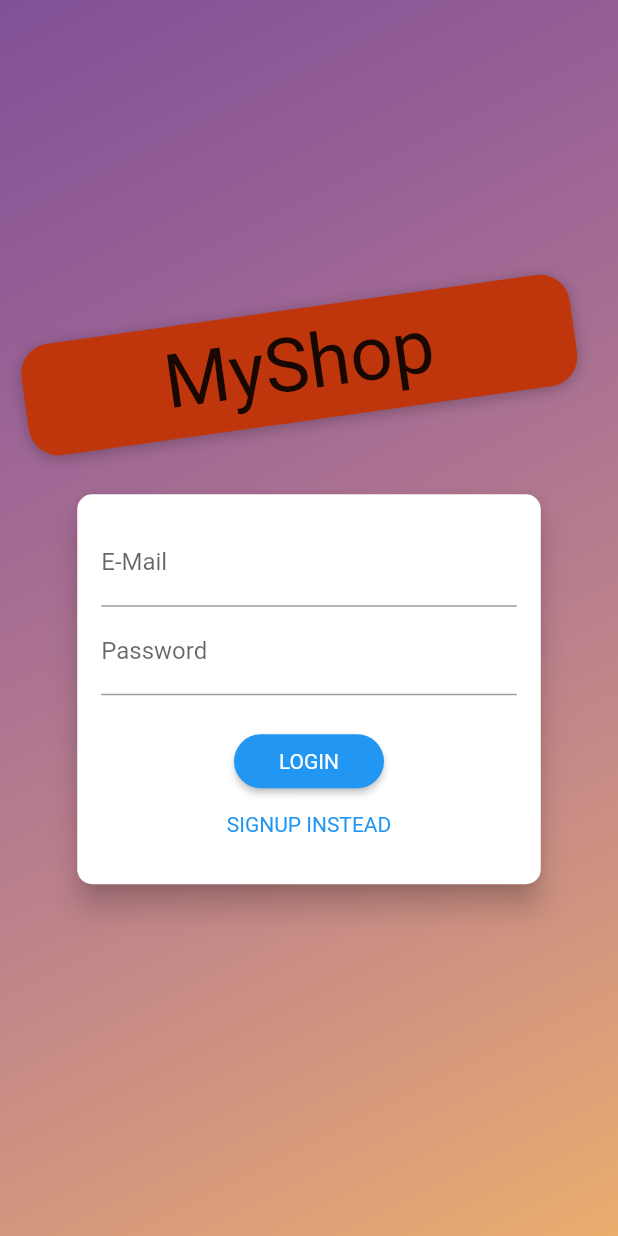
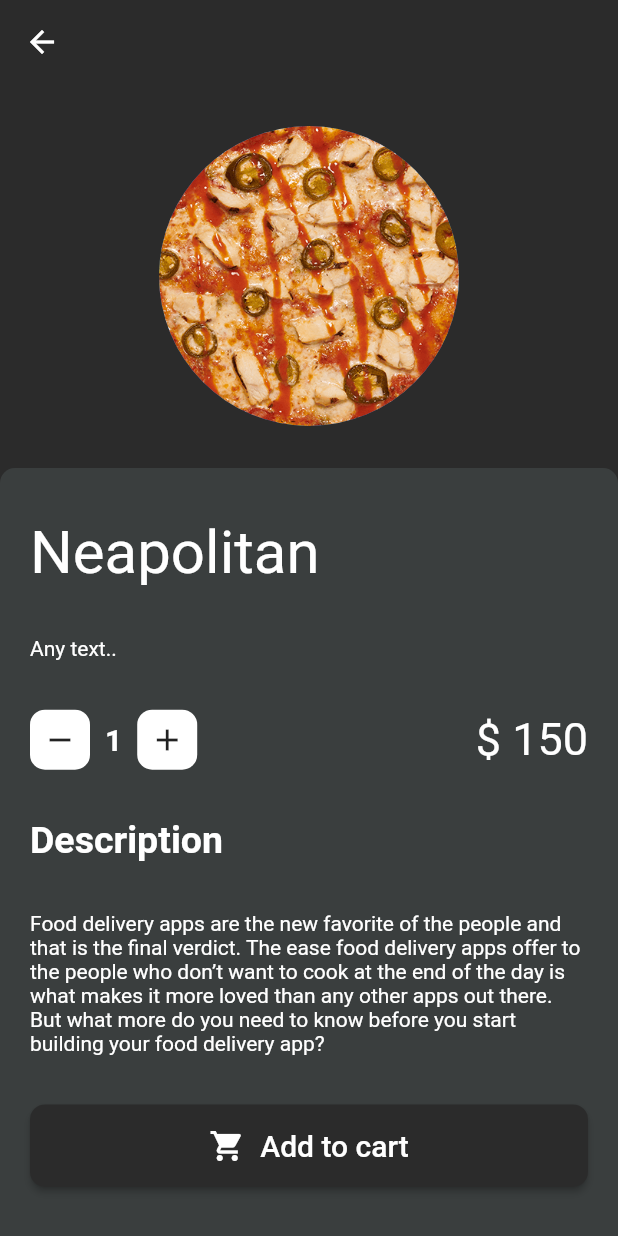
Before and after one commit to TruongPhatTrienB1910009/B1910009_B1909987_flutterProject, a Flutter app: the screen it shows after launch, on a phone screen of 412 x 824 dp. Run offline on Flutter 3.47's test engine with Material 2 defaults, Android fonts, the light colour scheme and no system bars; our stand-ins replace cloud_firestore, firebase_auth, firebase_core, flutter_dotenv, shared_preferences; accounts and stored records are empty; Roboto replaces fonts that are missing (Anton).

Commit message:
Done DetailPage

```diff
--- a/lib/main.dart
+++ b/lib/main.dart
@@ -5,6 +5,7 @@ import 'package:firebase_core/firebase_core.dart';
 import 'package:flutter/material.dart';
 import 'package:flutter_dotenv/flutter_dotenv.dart';
 import 'package:orderfood/provider/my_provider.dart';
+import 'package:orderfood/screen/detail_page.dart';
 import 'package:orderfood/screen/home_page.dart';
 import 'package:provider/provider.dart';
 
@@ -38,17 +39,17 @@ class MyApp extends StatelessWidget {
                 appBarTheme: AppBarTheme(
                   color: Color(0xff2b2b2b),
                 )),
-            // home: LoginPage(),
-            home: authManager.isAuth
-                ? HomePage()
-                : FutureBuilder(
-                    future: authManager.tryAutoLogin(),
-                    builder: (ctx, snapshot) {
-                      return snapshot.connectionState == ConnectionState.waiting
-                          ? const SplashScreen()
-                          : const AuthScreen();
-                    },
-                  ),
+            home: DetailPage(),
+            // home: authManager.isAuth
+            //     ? HomePage()
+            //     : FutureBuilder(
+            //         future: authManager.tryAutoLogin(),
+            //         builder: (ctx, snapshot) {
+            //           return snapshot.connectionState == ConnectionState.waiting
+            //               ? const SplashScreen()
+            //               : const AuthScreen();
+            //         },
+            //       ),
           );
         },
       ),
--- /dev/null
+++ b/lib/screen/detail_page.dart
@@ -0,0 +1,150 @@
+// ignore_for_file: prefer_const_constructors, prefer_const_literals_to_create_immutables
+
+import 'package:flutter/material.dart';
+
+class DetailPage extends StatelessWidget {
+  @override
+  Widget build(BuildContext context) {
+    return Scaffold(
+      appBar: AppBar(
+        elevation: 0.0,
+        leading: IconButton(
+          icon: Icon(
+            Icons.arrow_back,
+            color: Colors.white,
+          ),
+          onPressed: () {},
+        ),
+      ),
+      body: Column(
+        children: [
+          Expanded(
+            child: CircleAvatar(
+              radius: 100,
+              backgroundImage: AssetImage('images/1.png'),
+            ),
+          ),
+          Expanded(
+            flex: 2,
+            child: Container(
+              padding: EdgeInsets.symmetric(horizontal: 20),
+              width: double.infinity,
+              decoration: BoxDecoration(
+                color: Color(0xff3a3e3e),
+                borderRadius: BorderRadius.only(
+                  topLeft: Radius.circular(10),
+                  topRight: Radius.circular(10),
+                ),
+              ),
+              child: Column(
+                mainAxisAlignment: MainAxisAlignment.spaceEvenly,
+                crossAxisAlignment: CrossAxisAlignment.start,
+                children: [
+                  Text(
+                    "Neapolitan",
+                    style: TextStyle(
+                      fontSize: 40,
+                      color: Colors.white,
+                    ),
+                  ),
+                  Text(
+                    "Any text..",
+                    style: TextStyle(
+                      color: Colors.white,
+                    ),
+                  ),
+                  Row(
+                    mainAxisAlignment: MainAxisAlignment.spaceBetween,
+                    children: [
+                      Row(
+                        children: [
+                          Container(
+                            height: 40,
+                            width: 40,
+                            decoration: BoxDecoration(
+                              color: Colors.white,
+                              borderRadius: BorderRadius.circular(10),
+                            ),
+                            child: Icon(Icons.remove),
+                          ),
+                          SizedBox(
+                            width: 10,
+                          ),
+                          Text(
+                            "1",
+                            style: TextStyle(
+                              color: Colors.white,
+                              fontSize: 20,
+                              fontWeight: FontWeight.bold,
+                            ),
+                          ),
+                          SizedBox(
+                            width: 10,
+                          ),
+                          Container(
+                            height: 40,
+                            width: 40,
+                            decoration: BoxDecoration(
+                              color: Colors.white,
+                              borderRadius: BorderRadius.circular(10),
+                            ),
+                            child: Icon(Icons.add),
+                          )
+                        ],
+                      ),
+                      Text(
+                        "\$ 150",
+                        style: TextStyle(color: Colors.white, fontSize: 30),
+                      )
+                    ],
+                  ),
+                  Text(
+                    "Description",
+                    style: TextStyle(
+                      color: Colors.white,
+                      fontSize: 25,
+                      fontWeight: FontWeight.bold,
+                    ),
+                  ),
+                  Text(
+                    "Food delivery apps are the new favorite of the people and that is the final verdict. The ease food delivery apps offer to the people who don’t want to cook at the end of the day is what makes it more loved than any other apps out there. But what more do you need to know before you start building your food delivery app?",
+                    style: TextStyle(color: Colors.white),
+                  ),
+                  Container(
+                    height: 55,
+                    width: double.infinity,
+                    child: ElevatedButton(
+                      style: ElevatedButton.styleFrom(
+                        primary: Color(0xff2b2b2b),
+                        shape: RoundedRectangleBorder(
+                          borderRadius: BorderRadius.circular(10),
+                        ),
+                      ),
+                      onPressed: () {},
+                      child: Row(
+                        mainAxisAlignment: MainAxisAlignment.center,
+                        children: [
+                          Icon(
+                            Icons.shopping_cart,
+                            color: Colors.white,
+                          ),
+                          SizedBox(
+                            width: 10,
+                          ),
+                          Text(
+                            "Add to cart",
+                            style: TextStyle(fontSize: 20, color: Colors.white),
+                          )
+                        ],
+                      ),
+                    ),
+                  )
+                ],
+              ),
+            ),
+          )
+        ],
+      ),
+    );
+  }
+}
```
